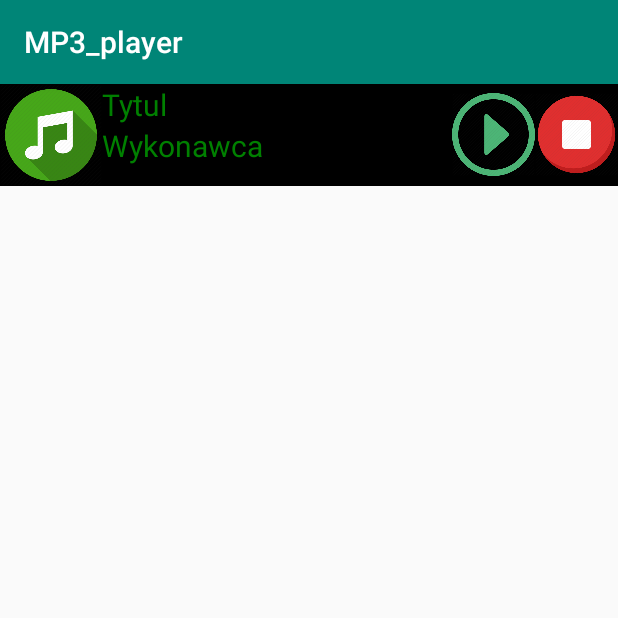
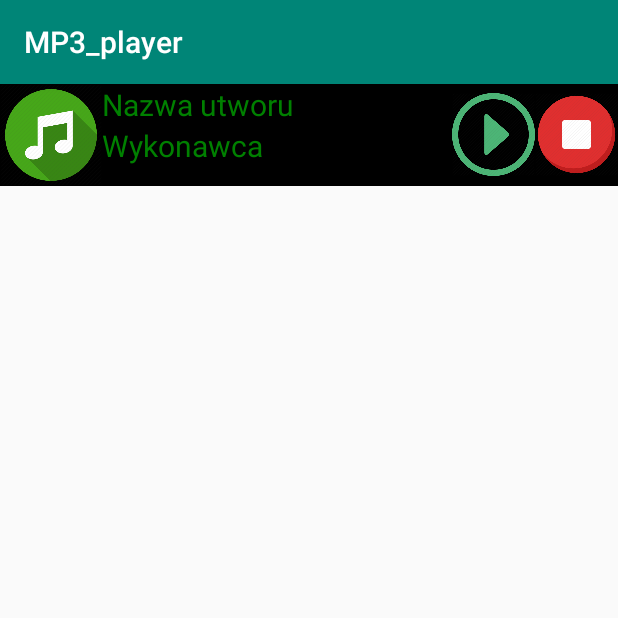
Before and after one commit to Nerazeem/Projekt_mp3player, an Android app: the songlist_item screen opened directly, with no data from a screen before it, on a phone screen of 412 x 824 dp, the top half of it. Run offline under Robolectric (Android 15) with nearby library versions, the phone set to English and light mode, and no system bars.

Commit message:
Pliki projektu

```diff
--- a/app/src/main/res/layout/activity_songlist_item.xml
+++ b/app/src/main/res/layout/activity_songlist_item.xml
@@ -14,7 +14,7 @@
         android:layout_height="wrap_content"
         android:layout_toRightOf="@+id/noteIcon"
         android:textColor="@color/colorGreen"
-        android:text="Tytul"
+        android:text="Nazwa utworu"
         android:textSize="20sp"
         android:id="@+id/songName"/>
     <TextView
```
